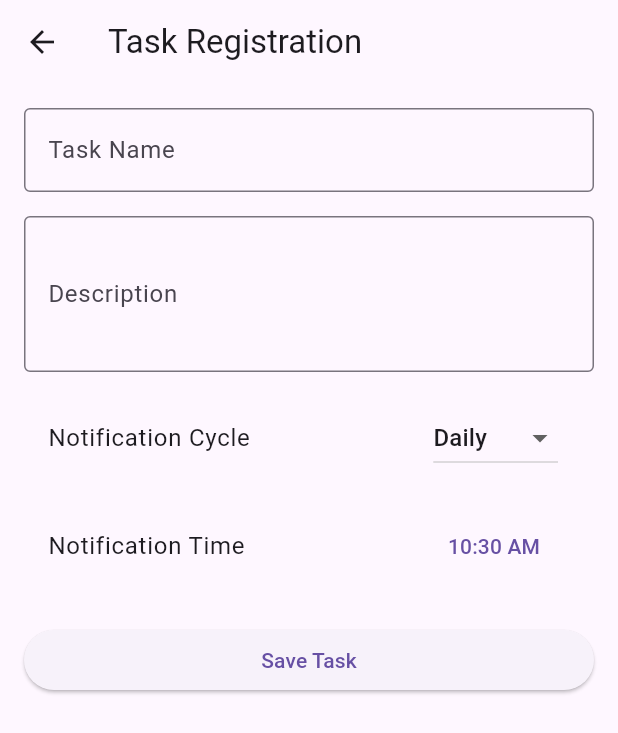
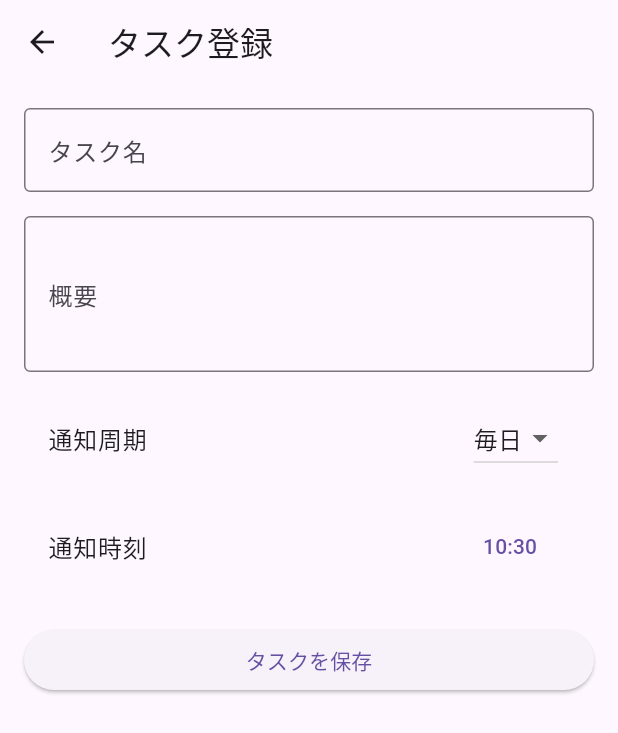
Before and after one commit to git-tanamachi/task-timer, a Flutter app: the screen it shows after launch, after a tap on the "add" icon, on a phone screen of 412 x 824 dp. Shown: the top 733 px of the screen. Run offline on Flutter 3.47's test engine with Material 3 defaults, Android fonts, the light colour scheme and no system bars; generated files the repository leaves out were written again.

Commit message:
2025.08.17 多言語対応 (エラーあり)

```diff
--- /dev/null
+++ b/l10n.yaml
@@ -0,0 +1,3 @@
+arb-dir: lib/l10n
+template-arb-file: app_en.arb
+output-localization-file: app_localizations.dart
--- /dev/null
+++ b/lib/l10n/app_ja.arb
@@ -0,0 +1,38 @@
+{
+  "@@locale": "ja",
+  "appTitle": "タスクタイマー",
+  "splashScreenTitle": "タスクタイマー",
+  "noTasksYet": "まだタスクがありません。新しいタスクを追加してください！",
+  "taskListTitle": "タスク一覧",
+  "settingsTitle": "設定",
+  "enableSnooze": "スヌーズを有効にする",
+  "snoozeCount": "スヌーズ回数",
+  "snoozeIntervalMinutes": "スヌーズ間隔（分）",
+  "confirmDeletion": "削除の確認",
+  "areYouSureDeleteTask": "このタスクを削除してもよろしいですか？",
+  "cancel": "キャンセル",
+  "delete": "削除",
+  "notification": "通知",
+  "lastCompleted": "最終完了日時",
+  "na": "N/A",
+  "taskRegistrationTitle": "タスク登録",
+  "taskName": "タスク名",
+  "description": "概要",
+  "notificationCycle": "通知周期",
+  "daily": "毎日",
+  "weekly": "毎週",
+  "monthly": "毎月",
+  "notificationTime": "通知時刻",
+  "selectWeekdays": "曜日を選択してください:",
+  "selectDaysOfMonth": "日付を選択してください:",
+  "saveTask": "タスクを保存",
+  "processingData": "データを処理中",
+  "pleaseEnterTaskName": "タスク名を入力してください",
+  "mon": "月",
+  "tue": "火",
+  "wed": "水",
+  "thu": "木",
+  "fri": "金",
+  "sat": "土",
+  "sun": "日"
+}
--- a/lib/main.dart
+++ b/lib/main.dart
@@ -1,5 +1,7 @@
 import 'package:flutter/material.dart';
+import 'package:flutter_localizations/flutter_localizations.dart';
 import 'package:task_timer/screens/splash_screen.dart';
+import 'package:flutter_gen/gen_l10n/app_localizations.dart';
 
 void main() {
   runApp(const MyApp());
@@ -16,6 +18,23 @@
         primarySwatch: Colors.blue,
       ),
       home: const SplashScreen(),
+      localizationsDelegates: const [
+        AppLocalizations.delegate,
+        GlobalMaterialLocalizations.delegate,
+        GlobalWidgetsLocalizations.delegate,
+        GlobalCupertinoLocalizations.delegate,
+      ],
+      supportedLocales: const [
+        Locale('en', ''), // English
+        Locale('ja', ''), // Japanese
+      ],
+      localeResolutionCallback: (locale, supportedLocales) {
+        if (supportedLocales.contains(locale)) {
+          return locale;
+        }
+        // Default to Japanese if the device locale is not supported
+        return const Locale('ja', '');
+      },
     );
   }
 }
--- a/lib/screens/splash_screen.dart
+++ b/lib/screens/splash_screen.dart
@@ -1,5 +1,6 @@
 import 'package:flutter/material.dart';
 import 'package:task_timer/screens/task_list_screen.dart'; // Assuming this will be your main screen
+import 'package:flutter_gen/gen_l10n/app_localizations.dart';
 
 class SplashScreen extends StatefulWidget {
   const SplashScreen({super.key});
@@ -27,17 +28,17 @@ class _SplashScreenState extends State<SplashScreen> {
 
   @override
   Widget build(BuildContext context) {
-    return const Scaffold(
+    return Scaffold(
       body: Center(
         child: Column(
           mainAxisAlignment: MainAxisAlignment.center,
           children: [
             // You can add your app logo here
-            FlutterLogo(size: 100),
-            SizedBox(height: 20),
+            const FlutterLogo(size: 100),
+            const SizedBox(height: 20),
             Text(
-              'Task Timer',
-              style: TextStyle(
+              AppLocalizations.of(context)!.splashScreenTitle,
+              style: const TextStyle(
                 fontSize: 24,
                 fontWeight: FontWeight.bold,
               ),
--- a/lib/screens/task_list_screen.dart
+++ b/lib/screens/task_list_screen.dart
@@ -2,6 +2,7 @@ import 'package:flutter/material.dart';
 import 'package:task_timer/screens/settings_screen.dart';
 import 'package:task_timer/screens/task_registration_screen.dart';
 import 'package:task_timer/models/task.dart';
+import 'package:flutter_gen/gen_l10n/app_localizations.dart';
 
 class TaskListScreen extends StatefulWidget {
   const TaskListScreen({super.key});
@@ -29,12 +30,12 @@ class _TaskListScreenState extends State<TaskListScreen> {
       context: context,
       builder: (BuildContext context) {
         return AlertDialog(
-          title: const Text('Confirm Deletion'),
-          content: const Text('Are you sure you want to delete this task?'),
+          title: Text(AppLocalizations.of(context)!.confirmDeletion),
+          content: Text(AppLocalizations.of(context)!.areYouSureDeleteTask),
           actions: <Widget>[
             TextButton(
               onPressed: () => Navigator.of(context).pop(false),
-              child: const Text('Cancel'),
+              child: Text(AppLocalizations.of(context)!.cancel),
             ),
             TextButton(
               onPressed: () {
@@ -43,7 +44,7 @@ class _TaskListScreenState extends State<TaskListScreen> {
                 });
                 Navigator.of(context).pop(true);
               },
-              child: const Text('Delete'),
+              child: Text(AppLocalizations.of(context)!.delete),
             ),
           ],
         );
@@ -55,7 +56,7 @@ class _TaskListScreenState extends State<TaskListScreen> {
   Widget build(BuildContext context) {
     return Scaffold(
       appBar: AppBar(
-        title: const Text('Task List'),
+        title: Text(AppLocalizations.of(context)!.taskListTitle),
         actions: [
           IconButton(
             icon: const Icon(Icons.settings),
@@ -69,8 +70,8 @@ class _TaskListScreenState extends State<TaskListScreen> {
         ],
       ),
       body: _tasks.isEmpty
-          ? const Center(
-              child: Text('No tasks yet. Add a new task!'),
+          ? Center(
+              child: Text(AppLocalizations.of(context)!.noTasksYet),
             )
           : ListView.builder(
               itemCount: _tasks.length,
@@ -90,16 +91,16 @@ class _TaskListScreenState extends State<TaskListScreen> {
                       context: context,
                       builder: (BuildContext context) {
                         return AlertDialog(
-                          title: const Text('Confirm Deletion'),
-                          content: const Text('Are you sure you want to delete this task?'),
+                          title: Text(AppLocalizations.of(context)!.confirmDeletion),
+                          content: Text(AppLocalizations.of(context)!.areYouSureDeleteTask),
                           actions: <Widget>[
                             TextButton(
                               onPressed: () => Navigator.of(context).pop(false),
-                              child: const Text('Cancel'),
+                              child: Text(AppLocalizations.of(context)!.cancel),
                             ),
                             TextButton(
                               onPressed: () => Navigator.of(context).pop(true),
-                              child: const Text('Delete'),
+                              child: Text(AppLocalizations.of(context)!.delete),
                             ),
                           ],
                         );
@@ -116,9 +117,10 @@ class _TaskListScreenState extends State<TaskListScreen> {
                       subtitle: Column(
                         crossAxisAlignment: CrossAxisAlignment.start,
                         children: [
-                          Text('Notification: ${task.notificationTime.toLocal()}'),
                           Text(
-                              'Last Completed: ${task.lastCompletionTime?.toLocal() ?? 'N/A'}'),
+                              '${AppLocalizations.of(context)!.notification}: ${task.notificationTime.toLocal()}'),
+                          Text(
+                              '${AppLocalizations.of(context)!.lastCompleted}: ${task.lastCompletionTime?.toLocal() ?? AppLocalizations.of(context)!.na}'),
                         ],
                       ),
                       onTap: () {
--- a/lib/screens/task_registration_screen.dart
+++ b/lib/screens/task_registration_screen.dart
@@ -1,4 +1,5 @@
 import 'package:flutter/material.dart';
+import 'package:flutter_gen/gen_l10n/app_localizations.dart';
 
 enum NotificationCycle {
   daily,
@@ -34,7 +35,7 @@ class _TaskRegistrationScreenState extends State<TaskRegistrationScreen> {
   Widget build(BuildContext context) {
     return Scaffold(
       appBar: AppBar(
-        title: const Text('Task Registration'),
+        title: Text(AppLocalizations.of(context)!.taskRegistrationTitle),
       ),
       body: Padding(
         padding: const EdgeInsets.all(16.0),
@@ -44,13 +45,13 @@ class _TaskRegistrationScreenState extends State<TaskRegistrationScreen> {
             children: [
               TextFormField(
                 controller: _taskNameController,
-                decoration: const InputDecoration(
-                  labelText: 'Task Name',
-                  border: OutlineInputBorder(),
+                decoration: InputDecoration(
+                  labelText: AppLocalizations.of(context)!.taskName,
+                  border: const OutlineInputBorder(),
                 ),
                 validator: (value) {
                   if (value == null || value.isEmpty) {
-                    return 'Please enter a task name';
+                    return AppLocalizations.of(context)!.pleaseEnterTaskName;
                   }
                   return null;
                 },
@@ -58,15 +59,15 @@ class _TaskRegistrationScreenState extends State<TaskRegistrationScreen> {
               const SizedBox(height: 16.0),
               TextFormField(
                 controller: _descriptionController,
-                decoration: const InputDecoration(
-                  labelText: 'Description',
-                  border: OutlineInputBorder(),
+                decoration: InputDecoration(
+                  labelText: AppLocalizations.of(context)!.description,
+                  border: const OutlineInputBorder(),
                 ),
                 maxLines: 3,
               ),
               const SizedBox(height: 16.0),
               ListTile(
-                title: const Text('Notification Cycle'),
+                title: Text(AppLocalizations.of(context)!.notificationCycle),
                 trailing: DropdownButton<NotificationCycle>(
                   value: _selectedCycle,
                   onChanged: (NotificationCycle? newValue) {
@@ -74,18 +75,18 @@ class _TaskRegistrationScreenState extends State<TaskRegistrationScreen> {
                       _selectedCycle = newValue!;
                     });
                   },
-                  items: const <DropdownMenuItem<NotificationCycle>>[
+                  items: <DropdownMenuItem<NotificationCycle>>[
                     DropdownMenuItem(
                       value: NotificationCycle.daily,
-                      child: Text('Daily'),
+                      child: Text(AppLocalizations.of(context)!.daily),
                     ),
                     DropdownMenuItem(
                       value: NotificationCycle.weekly,
-                      child: Text('Weekly'),
+                      child: Text(AppLocalizations.of(context)!.weekly),
                     ),
                     DropdownMenuItem(
                       value: NotificationCycle.monthly,
-                      child: Text('Monthly'),
+                      child: Text(AppLocalizations.of(context)!.monthly),
                     ),
                   ],
                 ),
@@ -98,13 +99,13 @@ class _TaskRegistrationScreenState extends State<TaskRegistrationScreen> {
                   if (_formKey.currentState!.validate()) {
                     // Process data
                     ScaffoldMessenger.of(context).showSnackBar(
-                      const SnackBar(content: Text('Processing Data')),
+                      SnackBar(content: Text(AppLocalizations.of(context)!.processingData)),
                     );
                     // For now, just pop the screen
                     Navigator.pop(context);
                   }
                 },
-                child: const Text('Save Task'),
+                child: Text(AppLocalizations.of(context)!.saveTask),
               ),
             ],
           ),
@@ -117,7 +118,7 @@ class _TaskRegistrationScreenState extends State<TaskRegistrationScreen> {
     switch (_selectedCycle) {
       case NotificationCycle.daily:
         return ListTile(
-          title: const Text('Notification Time'),
+          title: Text(AppLocalizations.of(context)!.notificationTime),
           trailing: TextButton(
             onPressed: () async {
               final TimeOfDay? picked = await showTimePicker(
@@ -137,11 +138,19 @@ class _TaskRegistrationScreenState extends State<TaskRegistrationScreen> {
         return Column(
           crossAxisAlignment: CrossAxisAlignment.start,
           children: [
-            const Text('Select Weekdays:', style: TextStyle(fontSize: 16)),
+            Text(AppLocalizations.of(context)!.selectWeekdays, style: const TextStyle(fontSize: 16)),
             Wrap(
               spacing: 8.0,
               children: List.generate(7, (index) {
-                final weekdayNames = ['Mon', 'Tue', 'Wed', 'Thu', 'Fri', 'Sat', 'Sun'];
+                final weekdayNames = [
+                  AppLocalizations.of(context)!.mon,
+                  AppLocalizations.of(context)!.tue,
+                  AppLocalizations.of(context)!.wed,
+                  AppLocalizations.of(context)!.thu,
+                  AppLocalizations.of(context)!.fri,
+                  AppLocalizations.of(context)!.sat,
+                  AppLocalizations.of(context)!.sun,
+                ];
                 return ChoiceChip(
                   label: Text(weekdayNames[index]),
                   selected: _selectedWeekdays[index],
@@ -159,7 +168,7 @@ class _TaskRegistrationScreenState extends State<TaskRegistrationScreen> {
         return Column(
           crossAxisAlignment: CrossAxisAlignment.start,
           children: [
-            const Text('Select Days of Month:', style: TextStyle(fontSize: 16)),
+            Text(AppLocalizations.of(context)!.selectDaysOfMonth, style: const TextStyle(fontSize: 16)),
             Wrap(
               spacing: 8.0,
               children: List.generate(31, (index) {
--- a/pubspec.yaml
+++ b/pubspec.yaml
@@ -55,11 +55,8 @@ dev_dependencies:
 
 # The following section is specific to Flutter packages.
 flutter:
-
-  # The following line ensures that the Material Icons font is
-  # included with your application, so that you can use the icons in
-  # the material Icons class.
   uses-material-design: true
+  generate: true
 
   # To add assets to your application, add an assets section, like this:
   # assets:
```
Also changed, not shown: lib/l10n/app_en.arb (added, +38 -0 lines), lib/screens/settings_screen.dart (+5 -4 lines).
